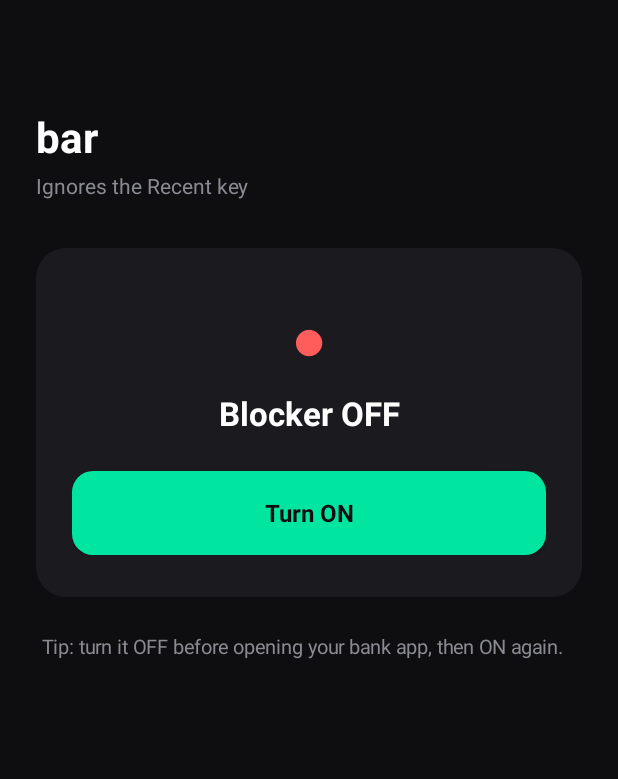
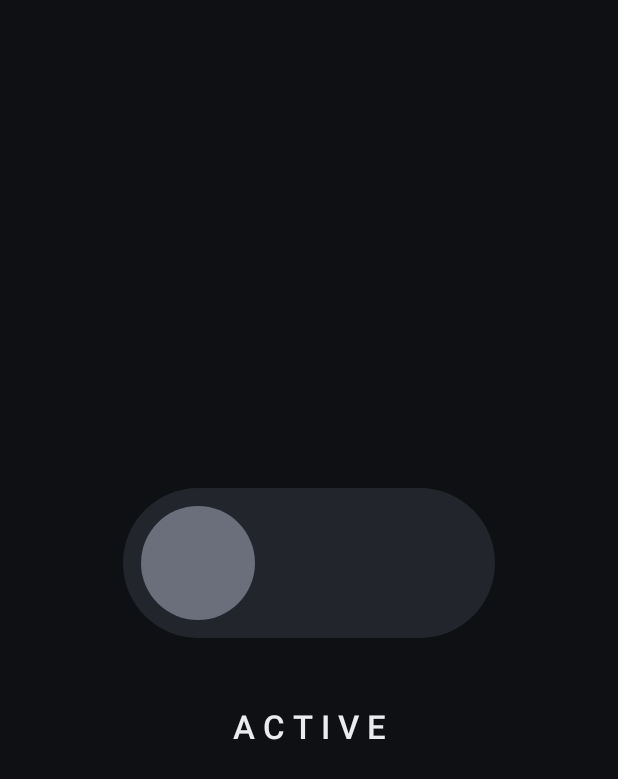
Before and after one commit to lilplutoeth-byte/Keyblocker, an Android app: the screen it shows after launch (MainActivity), on a phone screen of 412 x 824 dp. Shown: the top 779 px of the screen. Run offline under Robolectric (Android 15) with nearby library versions, the phone set to English and light mode, and no system bars.

Commit message:
Add files via upload

```diff
--- a/app/src/main/java/com/example/keyblocker/MainActivity.kt
+++ b/app/src/main/java/com/example/keyblocker/MainActivity.kt
@@ -1,5 +1,7 @@
 package com.example.keyblocker
 
+import android.animation.ArgbEvaluator
+import android.animation.ValueAnimator
 import android.app.Activity
 import android.content.Intent
 import android.content.pm.PackageManager
@@ -9,97 +11,82 @@ import android.graphics.drawable.GradientDrawable
 import android.os.Bundle
 import android.provider.Settings
 import android.view.Gravity
+import android.view.View
 import android.view.ViewGroup
-import android.widget.Button
+import android.widget.FrameLayout
 import android.widget.LinearLayout
 import android.widget.TextView
 import android.widget.Toast
 
 class MainActivity : Activity() {
 
-    private val bg = Color.parseColor("#0E0E10")
-    private val card = Color.parseColor("#1A1A1F")
-    private val accent = Color.parseColor("#00E5A0")
-    private val off = Color.parseColor("#FF5C5C")
-    private val dim = Color.parseColor("#8A8A93")
+    private val bg = Color.parseColor("#0F1013")
+    private val textMain = Color.parseColor("#ECECEF")
+    private val onTrack = Color.parseColor("#6EE7B7")
+    private val offTrack = Color.parseColor("#22252C")
+    private val onThumb = Color.parseColor("#0F1013")
+    private val offThumb = Color.parseColor("#6B6F7B")
 
     private val component =
         "com.example.keyblocker/com.example.keyblocker.KeyBlockerService"
 
-    private lateinit var statusDot: TextView
-    private lateinit var statusText: TextView
-    private lateinit var toggleBtn: Button
-    private lateinit var hint: TextView
+    private lateinit var track: FrameLayout
+    private lateinit var thumb: View
+    private val trackShape = GradientDrawable()
+    private val thumbShape = GradientDrawable()
+    private lateinit var mainText: TextView
+
+    private var travel = 0
+    private var shownOn: Boolean? = null
+    private var curTrack = offTrack
+    private var curThumb = offThumb
 
     private fun dp(v: Int) = (v * resources.displayMetrics.density).toInt()
 
-    private fun round(color: Int, radiusDp: Int) = GradientDrawable().apply {
-        setColor(color)
-        cornerRadius = dp(radiusDp).toFloat()
-    }
-
     override fun onCreate(savedInstanceState: Bundle?) {
         super.onCreate(savedInstanceState)
+        window.statusBarColor = bg
+        window.navigationBarColor = bg
+
+        val trackW = dp(248)
+        val trackH = dp(100)
+        val d = dp(76)
+        val m = dp(12)
+        travel = trackW - d - 2 * m
 
         val root = LinearLayout(this)
         root.orientation = LinearLayout.VERTICAL
-        root.gravity = Gravity.CENTER_HORIZONTAL
+        root.gravity = Gravity.CENTER
         root.setBackgroundColor(bg)
-        root.setPadding(dp(24), dp(72), dp(24), dp(24))
+        root.setPadding(dp(28), dp(28), dp(28), dp(28))
 
-        val title = TextView(this)
-        title.text = "bar"
-        title.setTextColor(Color.WHITE)
-        title.textSize = 28f
-        title.setTypeface(null, Typeface.BOLD)
+        trackShape.cornerRadius = trackH / 2f
+        trackShape.setColor(offTrack)
+        thumbShape.shape = GradientDrawable.OVAL
+        thumbShape.setColor(offThumb)
 
-        val sub = TextView(this)
-        sub.text = "Ignores the Recent key"
-        sub.setTextColor(dim)
-        sub.textSize = 14f
-        sub.setPadding(0, dp(4), 0, dp(32))
+        track = FrameLayout(this)
+        track.background = trackShape
+        track.contentDescription = "Blocker switch"
+        track.setOnClickListener { onToggle() }
+        thumb = View(this)
+        thumb.background = thumbShape
+        val tlp = FrameLayout.LayoutParams(d, d, Gravity.CENTER_VERTICAL or Gravity.START)
+        tlp.leftMargin = m
+        track.addView(thumb, tlp)
+        root.addView(track, LinearLayout.LayoutParams(trackW, trackH))
 
-        val cardView = LinearLayout(this)
-        cardView.orientation = LinearLayout.VERTICAL
-        cardView.gravity = Gravity.CENTER_HORIZONTAL
-        cardView.background = round(card, 20)
-        cardView.setPadding(dp(24), dp(32), dp(24), dp(28))
+        mainText = TextView(this)
+        mainText.setTextColor(textMain)
+        mainText.textSize = 22f
+        mainText.letterSpacing = 0.25f
+        mainText.typeface = Typeface.create("sans-serif-medium", Typeface.NORMAL)
+        mainText.gravity = Gravity.CENTER
+        val mlp = LinearLayout.LayoutParams(
+            ViewGroup.LayoutParams.WRAP_CONTENT, ViewGroup.LayoutParams.WRAP_CONTENT)
+        mlp.topMargin = dp(44)
+        root.addView(mainText, mlp)
 
-        statusDot = TextView(this)
-        statusDot.text = "●"
-        statusDot.textSize = 40f
-        statusDot.gravity = Gravity.CENTER
-
-        statusText = TextView(this)
-        statusText.textSize = 22f
-        statusText.setTypeface(null, Typeface.BOLD)
-        statusText.gravity = Gravity.CENTER
-        statusText.setPadding(0, dp(8), 0, dp(24))
-
-        toggleBtn = Button(this)
-        toggleBtn.setTextColor(bg)
-        toggleBtn.textSize = 16f
-        toggleBtn.setTypeface(null, Typeface.BOLD)
-        toggleBtn.isAllCaps = false
-        toggleBtn.setOnClickListener { onToggle() }
-
-        cardView.addView(statusDot)
-        cardView.addView(statusText)
-        cardView.addView(
-            toggleBtn,
-            LinearLayout.LayoutParams(ViewGroup.LayoutParams.MATCH_PARENT, dp(56))
-        )
-
-        hint = TextView(this)
-        hint.setTextColor(dim)
-        hint.textSize = 13f
-        hint.setPadding(dp(4), dp(24), dp(4), 0)
-
-        root.addView(title)
-        root.addView(sub)
-        root.addView(cardView, LinearLayout.LayoutParams(
-            ViewGroup.LayoutParams.MATCH_PARENT, ViewGroup.LayoutParams.WRAP_CONTENT))
-        root.addView(hint)
         setContentView(root)
     }
 
@@ -121,17 +108,38 @@ class MainActivity : Activity() {
 
     private fun refresh() {
         val on = isServiceOn()
-        statusDot.setTextColor(if (on) accent else off)
-        statusText.text = if (on) "Blocker ON" else "Blocker OFF"
-        statusText.setTextColor(Color.WHITE)
-        toggleBtn.text = if (on) "Turn OFF" else "Turn ON"
-        toggleBtn.background = round(if (on) off else accent, 14)
-        hint.text = if (canToggleDirectly()) {
-            "Tip: turn it OFF before opening your bank app, then ON again."
+        val animate = shownOn != null && shownOn != on
+        applyState(on, animate)
+        shownOn = on
+    }
+
+    private fun applyState(on: Boolean, animate: Boolean) {
+        mainText.text = if (on) "BLOCKED" else "ACTIVE"
+
+        val x = if (on) travel.toFloat() else 0f
+        val toTrack = if (on) onTrack else offTrack
+        val toThumb = if (on) onThumb else offThumb
+
+        if (animate) {
+            thumb.animate().translationX(x).setDuration(240).start()
+            val fromT = curTrack
+            val fromH = curThumb
+            val a = ValueAnimator.ofFloat(0f, 1f)
+            a.duration = 240
+            a.addUpdateListener {
+                val f = it.animatedValue as Float
+                curTrack = ArgbEvaluator().evaluate(f, fromT, toTrack) as Int
+                curThumb = ArgbEvaluator().evaluate(f, fromH, toThumb) as Int
+                trackShape.setColor(curTrack)
+                thumbShape.setColor(curThumb)
+            }
+            a.start()
         } else {
-            "The button opens Accessibility settings. For a true one-tap toggle, " +
-                "grant the extra permission from a PC:\n\n" +
-                "adb shell pm grant com.example.keyblocker android.permission.WRITE_SECURE_SETTINGS"
+            thumb.translationX = x
+            curTrack = toTrack
+            curThumb = toThumb
+            trackShape.setColor(curTrack)
+            thumbShape.setColor(curThumb)
         }
     }
 
--- a/app/src/main/res/drawable/ic_launcher.xml
+++ b/app/src/main/res/drawable/ic_launcher.xml
@@ -5,18 +5,6 @@
     android:viewportWidth="108"
     android:viewportHeight="108">
     <path
-        android:fillColor="#8C8774"
-        android:pathData="M0,0h108v108h-108z" />
-    <path
-        android:fillColor="#6FA8DC"
-        android:pathData="M34.5,50H19a4,4 0 0 0 0,8H34.5z" />
-    <path
-        android:fillColor="#EE5A6B"
-        android:pathData="M34.5,50H54V58H34.5z" />
-    <path
-        android:fillColor="#F9C93E"
-        android:pathData="M54,50H73.5V58H54z" />
-    <path
-        android:fillColor="#4DBF7A"
-        android:pathData="M73.5,50H89a4,4 0 0 1 0,8H73.5z" />
+        android:fillColor="#00E5A0"
+        android:pathData="M29,47h50a7,7 0 0 1 0,14h-50a7,7 0 0 1 0,-14z" />
 </vector>
```
